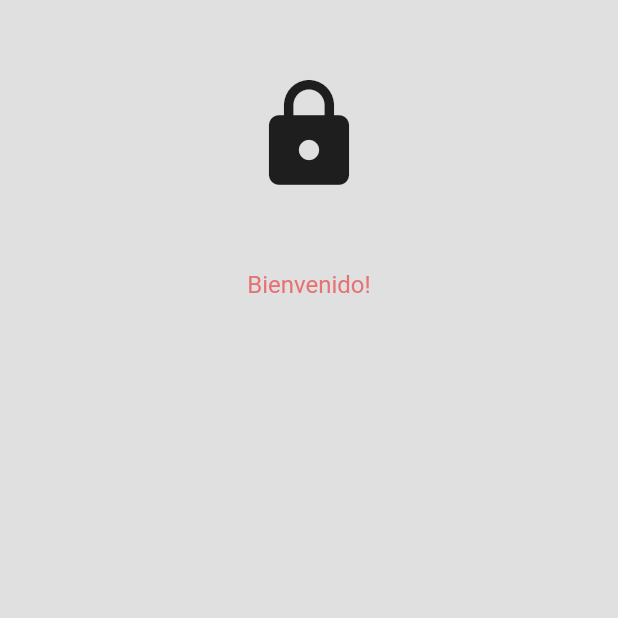
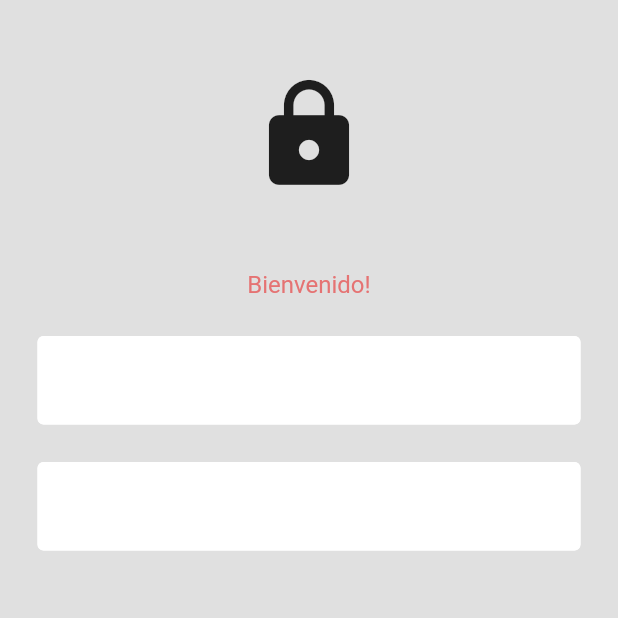
Before and after one commit to diegoDuranC/heart_guard_app, a Flutter app: the screen it shows after launch, on a phone screen of 412 x 824 dp, the top half of it. Run offline on Flutter 3.47's test engine with Material 2 defaults, Android fonts, the light colour scheme and no system bars.

Commit message:
campos de usuario y contrasena anadidos

```diff
--- a/lib/pages/login_page.dart
+++ b/lib/pages/login_page.dart
@@ -2,6 +2,7 @@
 // ignore_for_file: prefer_const_literals_to_create_immutables, prefer_const_constructors
 
 import 'package:flutter/material.dart';
+import 'package:heart_guard/components/my_textfield.dart';
 
 class Login extends StatefulWidget {
   const Login({super.key});
@@ -38,7 +39,12 @@ class _LoginState extends State<Login> {
             const SizedBox(height: 25),
 
             //User field
+            MyTextField(),
 
+            const SizedBox(height: 25),
+
+            //Password
+            MyTextField(),
 
             //Iniciar Sesión
 
```
